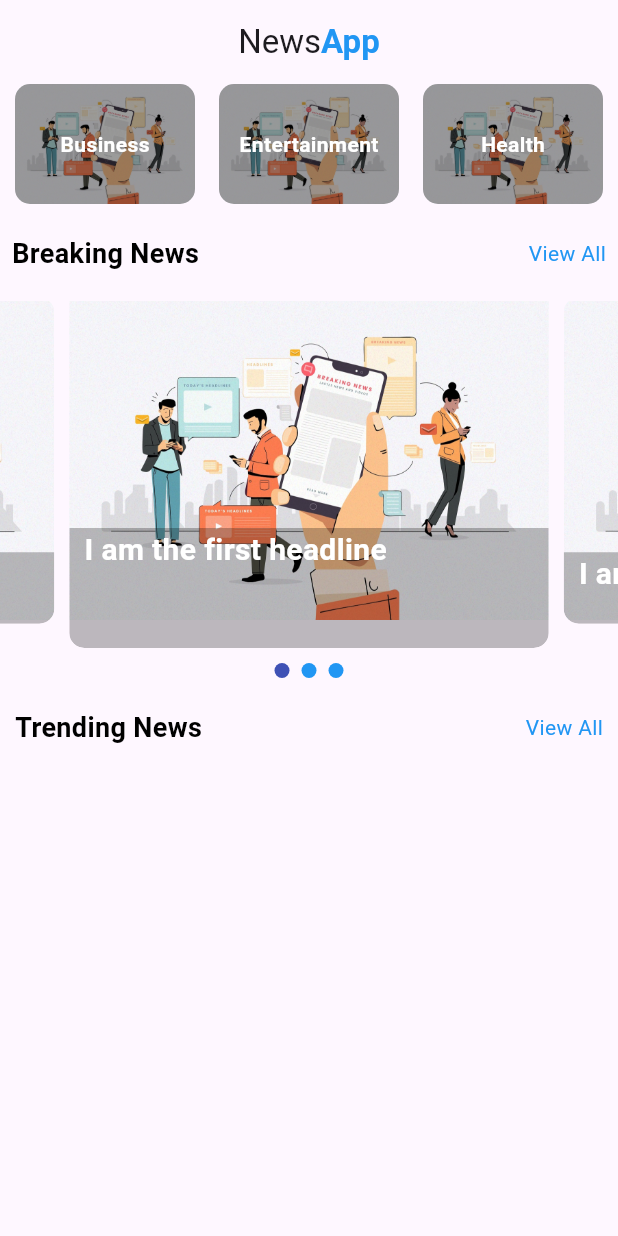
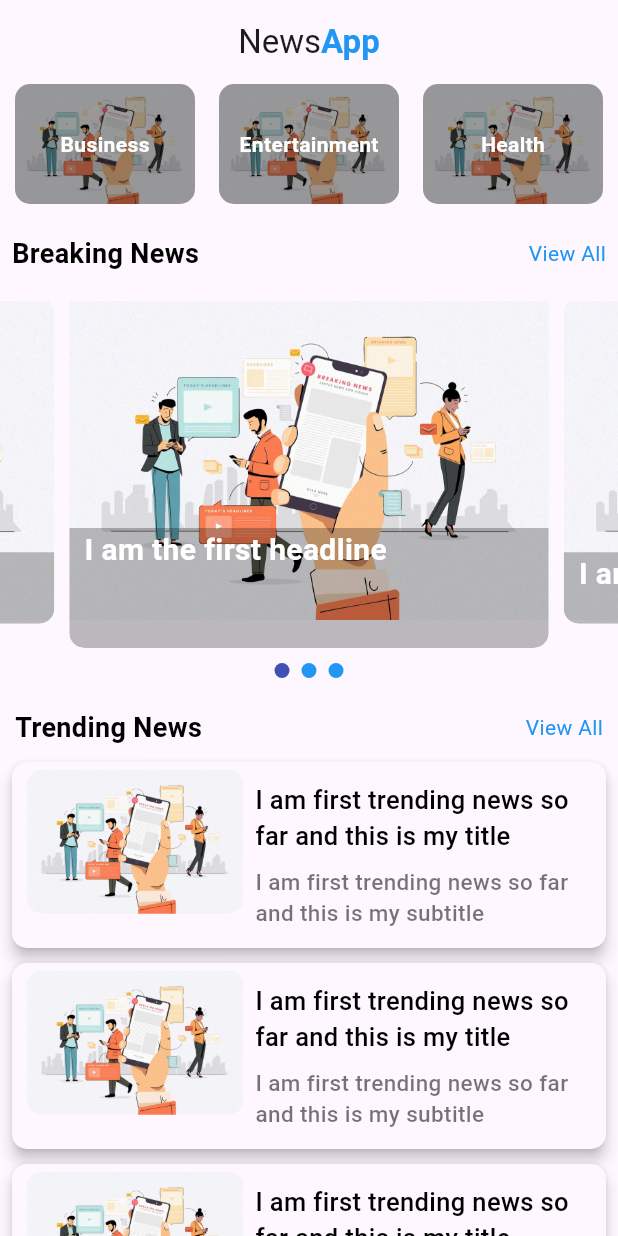
Before and after one commit to SangramMemane/news_project, a Flutter app: the screen it shows after launch, on a phone screen of 412 x 824 dp. Run offline on Flutter 3.47's test engine with Material 3 defaults, Android fonts, the phone set to English and light mode, and no system bars; drawn by our look-alikes of carousel_slider, smooth_page_indicator; our stand-ins replace flutter_spinkit, google_fonts.

Commit message:
Added trending news UI

```diff
--- a/lib/screens/home_screen.dart
+++ b/lib/screens/home_screen.dart
@@ -37,8 +37,9 @@ class _HomeScreenState extends State<HomeScreen> {
   Widget build(BuildContext context) {
     return Scaffold(
       //App bar Widget
-      appBar: getAppBar(),
-      body: Container(
+      appBar: _getAppBar(),
+      body: SingleChildScrollView(
+        child: Container(
           child: Column(
             crossAxisAlignment: CrossAxisAlignment.start,
             children: [
@@ -47,7 +48,7 @@ class _HomeScreenState extends State<HomeScreen> {
                 height: 80,
 
                 //Category list code
-              child: getCategoryList(),
+                child: _getCategoryList(),
               ),
 
               SizedBox(
@@ -55,32 +56,54 @@ class _HomeScreenState extends State<HomeScreen> {
               ),
 
               //Get View all breaking news text
-            getViewAllBreakingNewsText(),
+              _getViewAllBreakingNewsText(),
 
               //Get breaking news
-            getBreakingNews(),
+              _getBreakingNews(),
 
               SizedBox(
                 height: 10.0,
               ),
 
               //Get Indicator code for Breaking news slider
-            Center(child: getIndicator()),
+              Center(child: _getIndicator()),
 
               SizedBox(
                 height: 20,
               ),
 
               //Get Trending news and view all text for Trending news
-            getTrendingNewsAndViewAllText(),
+              _getTrendingNewsAndViewAllText(),
+
+              SizedBox(
+                height: 10,
+              ),
+
+              //Get Trending News list
+              _getTrendingNewsList(),
+
+              SizedBox(
+                height: 10,
+              ),
+
+              //Get Trending News list
+              _getTrendingNewsList(),
+
+              SizedBox(
+                height: 10,
+              ),
+
+              //Get Trending News list
+              _getTrendingNewsList()
             ],
+          ),
         ),
       ),
     );
   }
 
   //App bar
-  AppBar getAppBar() => AppBar(
+  AppBar _getAppBar() => AppBar(
         title: Row(
           mainAxisAlignment: MainAxisAlignment.center,
           children: [
@@ -99,7 +122,7 @@ class _HomeScreenState extends State<HomeScreen> {
       );
 
   //Category list
-  Widget getCategoryList() => ListView.builder(
+  Widget _getCategoryList() => ListView.builder(
       itemCount: categoryList.length,
       shrinkWrap: true,
       scrollDirection: Axis.horizontal,
@@ -111,7 +134,7 @@ class _HomeScreenState extends State<HomeScreen> {
       });
 
   //Get View all breaking news text
-  Widget getViewAllBreakingNewsText() => Padding(
+  Widget _getViewAllBreakingNewsText() => Padding(
         padding: const EdgeInsets.symmetric(horizontal: 8.0),
         child: Row(
           mainAxisAlignment: MainAxisAlignment.spaceBetween,
@@ -134,13 +157,13 @@ class _HomeScreenState extends State<HomeScreen> {
       );
 
   //Get Breaking news list for slider
-  Widget getBreakingNews() => Container(
+  Widget _getBreakingNews() => Container(
       child: CarouselSlider.builder(
           itemCount: sliderList.length,
           itemBuilder: (context, index, realIndex) {
             String? image = sliderList[index].image;
             String? name = sliderList[index].name;
-            return buildImage(image!, index, name!);
+            return _buildImage(image!, index, name!);
           },
           options: CarouselOptions(
               height: 250,
@@ -154,7 +177,7 @@ class _HomeScreenState extends State<HomeScreen> {
               })));
 
   //Build Image for Breaking news slider
-  Widget buildImage(String image, int index, String name) {
+  Widget _buildImage(String image, int index, String name) {
     return Container(
       margin: EdgeInsets.symmetric(horizontal: 5.0),
       child: ClipRRect(
@@ -189,8 +212,15 @@ class _HomeScreenState extends State<HomeScreen> {
     );
   }
 
+  //Indicator code for Breaking news
+  Widget _getIndicator() => AnimatedSmoothIndicator(
+        activeIndex: activeIndex,
+        count: sliderList.length,
+        effect: SlideEffect(dotHeight: 10, dotWidth: 10, dotColor: Colors.blue),
+      );
+
   //Get Trending news and view all text for Trending news list
-  Widget getTrendingNewsAndViewAllText() => Padding(
+  Widget _getTrendingNewsAndViewAllText() => Padding(
         padding: const EdgeInsets.symmetric(horizontal: 10.0),
         child: Row(
           mainAxisAlignment: MainAxisAlignment.spaceBetween,
@@ -212,10 +242,56 @@ class _HomeScreenState extends State<HomeScreen> {
         ),
       );
 
-  //Indicator code for Breaking news
-  Widget getIndicator() => AnimatedSmoothIndicator(
-        activeIndex: activeIndex,
-        count: sliderList.length,
-        effect: SlideEffect(dotHeight: 10, dotWidth: 10, dotColor: Colors.blue),
+  Widget _getTrendingNewsList() => Container(
+        child: Padding(
+          padding: const EdgeInsets.symmetric(horizontal: 8.0),
+          child: Material(
+            elevation: 4,
+            borderRadius: BorderRadius.circular(10),
+            child: Padding(
+              padding:
+                  const EdgeInsets.symmetric(horizontal: 10.0, vertical: 5),
+              child: Row(
+                crossAxisAlignment: CrossAxisAlignment.start,
+                children: [
+                  ClipRRect(
+                    borderRadius: BorderRadius.circular(10),
+                    child: Image.asset(
+                      "images/splash_pic.jpeg",
+                      width: MediaQuery.of(context).size.width * 0.35,
+                    ),
+                  ),
+                  SizedBox(
+                    width: MediaQuery.of(context).size.width * 0.55,
+                    child: Padding(
+                      padding: const EdgeInsets.all(8.0),
+                      child: Column(
+                        children: [
+                          Text(
+                            "I am first trending news so far and this is my title",
+                            style: TextStyle(
+                                color: Colors.black,
+                                fontWeight: FontWeight.w500,
+                                fontSize: 17),
+                          ),
+                          SizedBox(
+                            height: 8,
+                          ),
+                          Text(
+                            "I am first trending news so far and this is my subtitle",
+                            style: TextStyle(
+                                color: Colors.black54,
+                                fontWeight: FontWeight.w500,
+                                fontSize: 15),
+                          )
+                        ],
+                      ),
+                    ),
+                  )
+                ],
+              ),
+            ),
+          ),
+        ),
       );
 }
```
Lines whose indentation alone changed are shown as unchanged.
